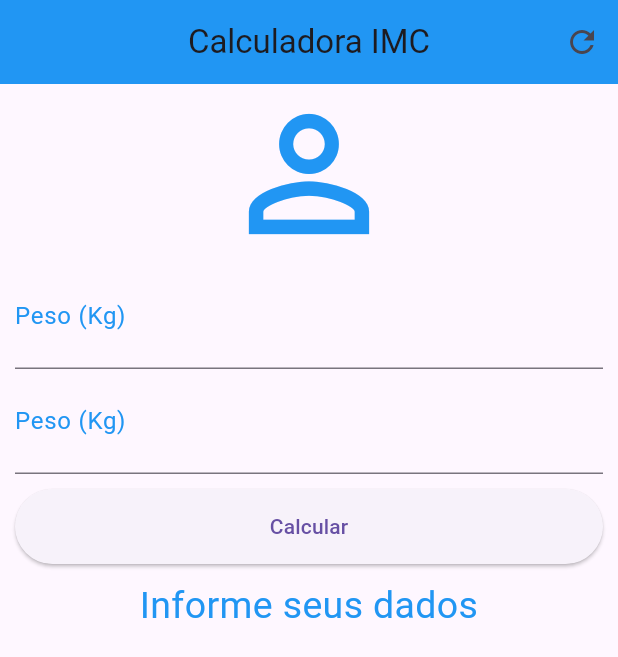
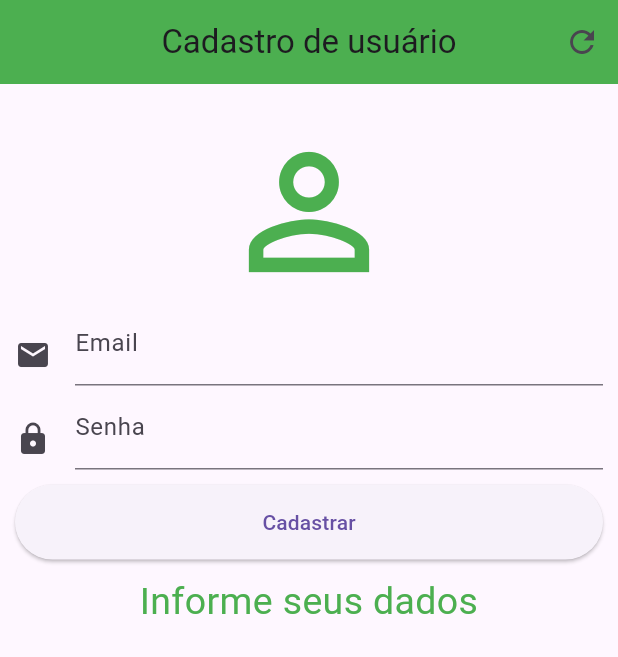
Before and after one commit to LeleoDosCode/2103, a Flutter app: the screen it shows after launch, on a phone screen of 412 x 824 dp. Shown: the top 657 px of the screen. Run offline on Flutter 3.47's test engine with Material 3 defaults, Android fonts, the phone set to English and light mode, and no system bars.

Commit message:
2803flutter

```diff
--- a/lib/main.dart
+++ b/lib/main.dart
@@ -1,4 +1,7 @@
+import 'dart:math';
+
 import 'package:flutter/material.dart';
+import 'package:flutter/services.dart';
 
 void main() {
   runApp(const MyApp());
@@ -20,68 +23,89 @@ class MyApp extends StatelessWidget {
 class Home extends StatefulWidget {
   const Home({super.key});
 
-
-
   @override
   State<Home> createState() => _HomePageState();
 }
 
 class _HomePageState extends State<Home> {
-  TextEditingController pesoController = new TextEditingController();
-  TextEditingController alturaController = new TextEditingController();
+  TextEditingController emailController = new TextEditingController();
+  TextEditingController senhaController = new TextEditingController();
   String _textoInfo = "Informe seus dados";
+
+  void cadastrar(){
+    emailController.text = "";
+    senhaController.text = "";
+    setState((){
+      _textoInfo = "Dados cadastrados com sucesso";
+    });
+  }
+
+  void _Limpar() {
+    emailController.text = "";
+    senhaController.text = "";
+    setState(() {
+      _textoInfo = "Informe seus dados";
+    });
+  }
 
   @override
   Widget build(BuildContext context) {
     return Scaffold(
       appBar: AppBar(
-        title: Text("Calculadora IMC"),
+        title: Text("Cadastro de usuário"),
         centerTitle: true,
-        backgroundColor: Colors.blue,
+        backgroundColor: Colors.green,
         actions: <Widget>[
-          IconButton(onPressed: () {}, icon: Icon(Icons.refresh))
+          IconButton(onPressed: _Limpar, icon: Icon(Icons.refresh))
         ],
       ),
       body: SingleChildScrollView(
-        padding: const EdgeInsets.fromLTRB(10, 0, 10, 10),
+        padding: const EdgeInsets.fromLTRB(10, 25, 10, 10),
         child: Column(
           crossAxisAlignment: CrossAxisAlignment.stretch,
           children: <Widget>[
             const Icon(
               Icons.person_outline,
               size: 120.0,
-              color: Colors.blue,
+              color: Colors.green,
             ),
             TextField(
-              keyboardType: TextInputType.number,
+              keyboardType: TextInputType.text,
               decoration: InputDecoration(
-                  labelText: "Peso (Kg)",
-                  labelStyle: TextStyle(color: Colors.blue)),
-              textAlign: TextAlign.center,
-              style: TextStyle(fontSize: 25.0),
-              controller: pesoController,
+                  labelText: "Email",
+                  icon: Padding(
+                    padding: EdgeInsets.only(top: 15.0),
+                    child: Icon(Icons.email),
+                  )
+              ),
+              controller: emailController
             ),
             TextField(
-              keyboardType: TextInputType.number,
-              decoration: InputDecoration(
-                  labelText: "Peso (Kg)",
-                  labelStyle: TextStyle(color: Colors.blue)),
-              textAlign: TextAlign.center,
-              style: TextStyle(fontSize: 25.0),
-              controller: alturaController,
+              keyboardType: TextInputType.text,
+                decoration: InputDecoration(
+                    labelText: 'Senha',
+                    icon: Padding(
+                      padding: EdgeInsets.only(top: 15.0),
+                      child: Icon(Icons.lock),
+                    )
+                ),
+                controller: senhaController,
+              obscureText: true,
             ),
             Padding(
               padding: const EdgeInsets.only(top: 10, bottom: 10),
               child: SizedBox(
                 height: 50.0,
                 child: ElevatedButton(
-                    onPressed: () {}, child: const Text("Calcular")),
+                    onPressed: cadastrar,
+                    child: const Text("Cadastrar")
+                ),
               ),
             ),
             Text(
               _textoInfo,
               textAlign: TextAlign.center,
-              style: TextStyle(color: Colors.blue, fontSize: 25.0),
+              style: TextStyle(color: Colors.green, fontSize: 25.0),
             )
           ],
         ),
```
